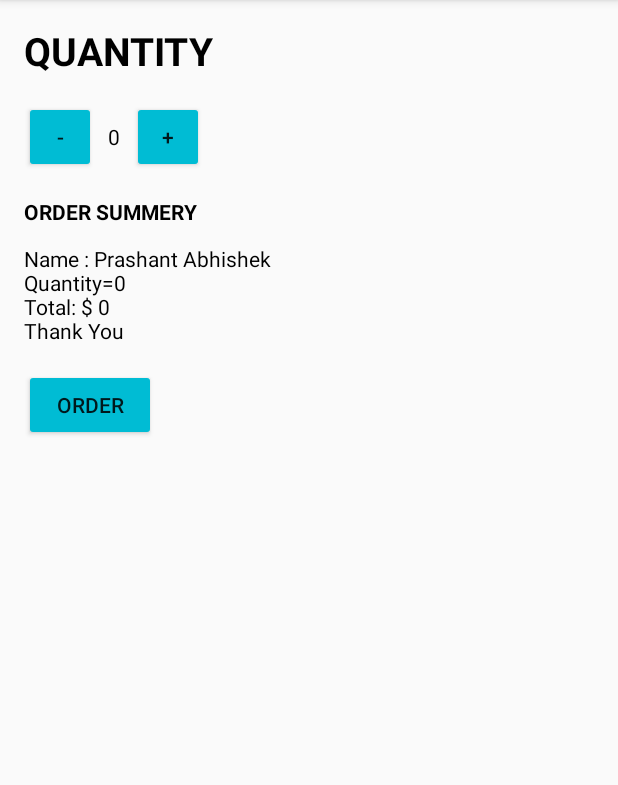
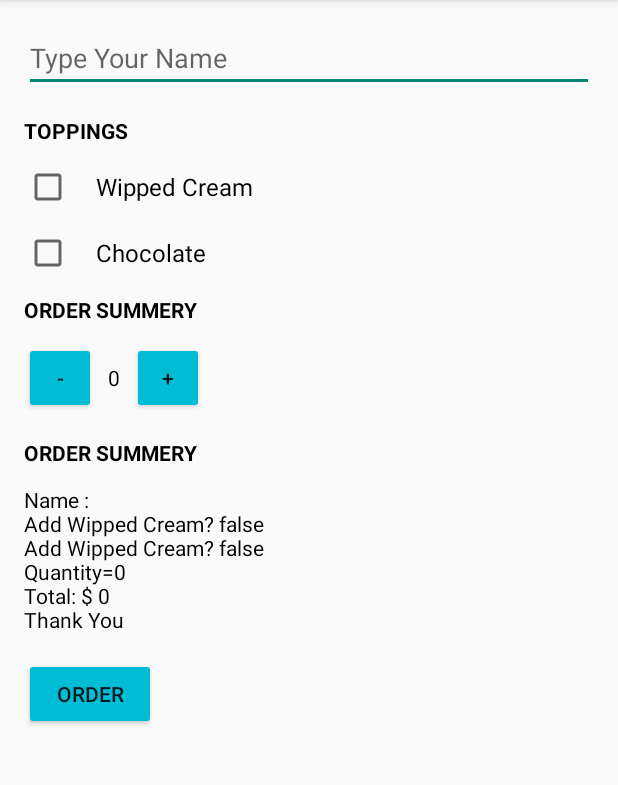
Before and after one commit to iankit/coffee_order_app, an Android app: the screen it shows after launch (MainActivity), after a tap on "ORDER", on a phone screen of 412 x 824 dp, the part 84-869 px from its top. Run offline under Robolectric (Android 15) with nearby library versions, the phone set to English and light mode, and no system bars.

Commit message:
New Function Added

```diff
--- a/app/src/main/java/com/example/zion/happy/MainActivity.java
+++ b/app/src/main/java/com/example/coffer_order/Coffee Order/MainActivity.java
@@ -4,6 +4,8 @@ package com.example.zion.happy;
 import android.os.Bundle;
 import android.support.v7.app.AppCompatActivity;
 import android.view.View;
+import android.widget.CheckBox;
+import android.widget.EditText;
 import android.widget.TextView;
 
 import java.text.NumberFormat;
@@ -31,15 +33,48 @@ public class MainActivity extends AppCompatActivity {
      * This method is called when the order button is clicked.
      */
     public void submitOrder(View view) {
-        int price =quantity*5;
-        String priceMessage=createOrderSummery(price);
+        //Field for user name input
+        EditText nameField =(EditText)findViewById(R.id.user_Name);
+        String name = nameField.getText().toString();
+
+        //check weather the user want wipped cream or not
+        CheckBox wippedCreamCheckBox= (CheckBox) findViewById(R.id.cream_checkbox);
+        boolean hasWippedCream=wippedCreamCheckBox.isChecked();
+
+        //check weather the user want chocolate or not
+        CheckBox chocolateBox=(CheckBox) findViewById(R.id.chocolate_box);
+        boolean isChocolate = chocolateBox.isChecked();
+
+        int price =calculatePrice(hasWippedCream,isChocolate);
+        String priceMessage = createOrderSummery(price,hasWippedCream,name,isChocolate);
         displayMessage(priceMessage);
     }
-    private String createOrderSummery(int price){
-        String priceMessage = "Name : Prashant Abhishek";
-        priceMessage=priceMessage+"\nQuantity=" + quantity;
-        priceMessage=priceMessage+"\nTotal: $ "+ price;
-        priceMessage=priceMessage + "\nThank You";
+
+    //calculate price
+    //calculate price for chocolate adding and wipped added
+
+    private int calculatePrice(boolean addWippped,boolean addChocolate){
+        int basePrice=5;
+        //if wipped is added
+
+        if (addWippped){
+            basePrice+=1;
+        }
+
+        //if chocolate is added
+        if (addChocolate){
+            basePrice+=2;
+        }
+        return quantity*basePrice;
+    }
+
+    private String createOrderSummery(int price,boolean addWippedCream,String name,boolean isChocolate){
+        String priceMessage = "Name : "+name;
+        priceMessage+="\nAdd Wipped Cream? "+addWippedCream;
+        priceMessage+="\nAdd Wipped Cream? "+isChocolate;
+        priceMessage+="\nQuantity=" + quantity;
+        priceMessage+="\nTotal: $ "+ price;
+        priceMessage+= "\nThank You";
         return priceMessage;
     }
     /**
--- a/app/src/main/res/layout/activity_main.xml
+++ b/app/src/main/res/layout/activity_main.xml
@@ -1,3 +1,9 @@
+    <ScrollView
+        xmlns:android="http://schemas.android.com/apk/res/android"
+        xmlns:tools="http://schemas.android.com/tools"
+        android:layout_height="match_parent"
+        android:layout_width="match_parent">
+
         <LinearLayout xmlns:android="http://schemas.android.com/apk/res/android"
         xmlns:tools="http://schemas.android.com/tools"
         android:layout_width="match_parent"
@@ -9,21 +15,56 @@
         android:paddingTop="@dimen/activity_vertical_margin"
         tools:context=".MainActivity">
 
+
+            <EditText
+                android:layout_width="match_parent"
+                android:layout_height="wrap_content"
+                android:id="@+id/user_Name"
+                android:hint="Type Your Name"
+                android:inputType="textCapWords"/>
+
+            <TextView
+            android:layout_marginTop="16dp"
+            android:layout_width="wrap_content"
+            android:layout_height="wrap_content"
+            android:layout_marginBottom="12dp"
+            android:text="Toppings"
+            android:textAllCaps="true"
+            android:textColor="@android:color/black"
+            android:textStyle="bold" />
+
+
+        <CheckBox
+            android:id="@+id/cream_checkbox"
+            android:layout_width="wrap_content"
+            android:layout_height="wrap_content"
+            android:layout_marginBottom="12dp"
+            android:paddingLeft="16dp"
+            android:text="Wipped Cream"
+            android:textSize="16dp" />
+        <CheckBox
+                android:id="@+id/chocolate_box"
+                android:layout_width="wrap_content"
+                android:layout_height="wrap_content"
+                android:layout_marginBottom="12dp"
+                android:paddingLeft="16dp"
+                android:text="Chocolate"
+                android:textSize="16dp" />
+
         <TextView
             android:layout_width="wrap_content"
             android:layout_height="wrap_content"
-        android:layout_marginBottom="16dp"
-        android:text="Quantity"
+            android:layout_marginBottom="12dp"
+            android:text="Order Summery"
+            android:textAllCaps="true"
             android:textColor="@android:color/black"
-        android:textStyle="bold"
-        android:textAllCaps="true"
-        android:textSize="26sp" />
+            android:textStyle="bold" />
 
         <LinearLayout
             android:layout_width="wrap_content"
             android:layout_height="wrap_content"
-        android:orientation="horizontal"
-        android:layout_marginBottom="16dp">
+            android:layout_marginBottom="16dp"
+            android:orientation="horizontal">
 
             <Button
                 android:layout_width="48dp"
@@ -54,8 +95,8 @@
             android:layout_height="wrap_content"
             android:layout_marginBottom="12dp"
             android:text="Order Summery"
+            android:textAllCaps="true"
             android:textColor="@android:color/black"
-        android:textAllCaps="true"
             android:textStyle="bold" />
 
         <TextView
@@ -74,3 +115,5 @@
 
 
     </LinearLayout>
+
+    </ScrollView>
```
Also changed, not shown: 2 other files. Lines whose indentation alone changed are shown as unchanged.
